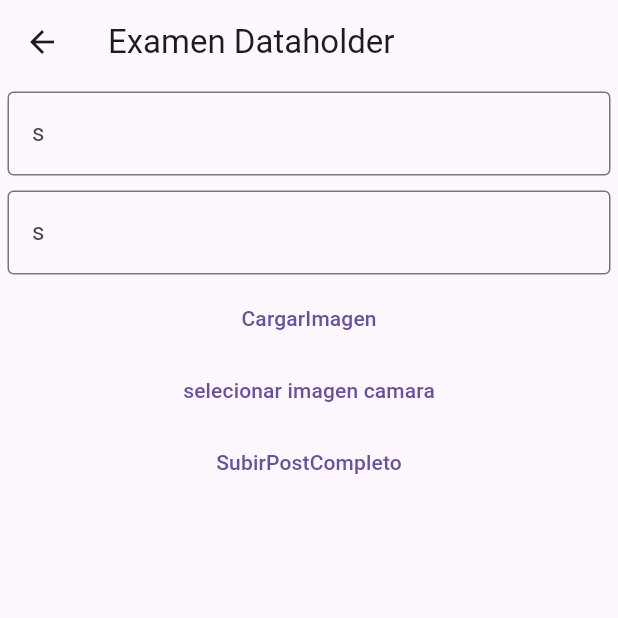
After one commit to manuelcb19/MCB_Exam_PSP_PMDM, a Flutter app: the PostCreateView screen opened by its route, after a tap on "SubirPostCompleto", on a phone screen of 412 x 824 dp, the top half of it. The commit adds this screen. Run offline on Flutter 3.47's test engine with Material 3 defaults, Android fonts, the phone set to English and light mode, and no system bars; our stand-ins replace cloud_firestore, firebase_auth, firebase_core, firebase_storage, image_picker; accounts and stored records are empty; generated files the repository leaves out were written again.

Commit message:
PSP y PDMD (Debido a cambio de ordenador tengo que hacer un push, añado mas detalles en el siguiente commit) En la clase firebaseAdmin añaado un metodo que permite obtener el usuario activo de la sesion, para asi obtener sus datos este donde este y se creo la clase PostCreateView para crear los post

```diff
--- a/lib/ExamenMCB.dart
+++ b/lib/ExamenMCB.dart
@@ -1,6 +1,7 @@
 
 
 import 'package:examenmcb/Home/HomeView.dart';
+import 'package:examenmcb/Home/PostCreateView.dart';
 import 'package:examenmcb/onBoarding/LoginView.dart';
 import 'package:flutter/cupertino.dart';
 import 'package:flutter/foundation.dart';
@@ -17,13 +18,14 @@
 Widget build(BuildContext context) {
   MaterialApp materialApp;
 
-    materialApp=MaterialApp(title: "KyTy Miau!",
+    materialApp=MaterialApp(title: "Examen",
       routes: {
         '/splashview':(context) => SplashView(),
         '/loginview':(context) => LoginView(),
         '/registerview':(context) => RegisterView(),
         '/perfilview':(context) => PerfilView(),
         '/homeview':(context) => HomeView(),
+        '/postcreateview':(context) => PostCreateView(),
       },
       initialRoute: '/loginview',
     );
--- a/lib/Home/HomeView.dart
+++ b/lib/Home/HomeView.dart
@@ -31,7 +31,9 @@
       ),
       bottomNavigationBar: CustomButton(texto: (FirebaseAuth.instance.currentUser!.uid).toString(),),
       floatingActionButton:FloatingActionButton(
-        onPressed: () {},
+        onPressed: () {
+          Navigator.of(context).pushNamed("/postcreateview");
+        },
       ),
       floatingActionButtonLocation: FloatingActionButtonLocation.miniStartFloat,
       /**/
--- /dev/null
+++ b/lib/Home/PostCreateView.dart
@@ -0,0 +1,145 @@
+
+import 'dart:io';
+
+
+import 'package:cloud_firestore/cloud_firestore.dart';
+
+import 'package:examenmcb/FirebaseObjects/FbUsuario.dart';
+import 'package:firebase_auth/firebase_auth.dart';
+import 'package:firebase_storage/firebase_storage.dart';
+import 'package:flutter/material.dart';
+
+import '../CustomViews/CustomTextField.dart';
+import '../FirebaseObjects/FbPostId.dart';
+import '../Singletone/DataHolder.dart';
+import 'package:image_picker/image_picker.dart';
+
+
+
+
+class PostCreateView extends StatefulWidget{
+  @override
+  State<PostCreateView> createState() => _PostCreateViewState();
+}
+
+class _PostCreateViewState extends State<PostCreateView> {
+
+  FirebaseFirestore db = FirebaseFirestore.instance;
+  TextEditingController tecTitulo=TextEditingController();
+  TextEditingController tecPost=TextEditingController();
+  late FbUsuario usuario;
+  DataHolder conexion= DataHolder();
+  ImagePicker _picker = ImagePicker();
+  File _imagePreview=File("");
+
+  String imgUrl="";
+
+ @override
+  void initState() {
+    super.initState();
+   // conseguirUsuario();
+
+     // Llama al método para cargar el usuario al iniciar la pantalla.
+  }
+
+  void onGalleyClicked() async{
+
+    XFile? image = await _picker.pickImage(source: ImageSource.gallery);
+    if(image!=null){
+      setState(() {
+        _imagePreview=File(image.path);
+      });
+    }
+}
+
+void onCameraClicked() async{
+
+    XFile? image = await _picker.pickImage(source: ImageSource.camera);
+    if(image!=null){
+      setState(() {
+        _imagePreview=File(image.path);
+      });
+}
+
+    }
+
+
+  //void conseguirUsuario() async {
+
+   // usuario = await conexion.fbadmin.conseguirUsuario();
+
+ // }
+
+  void subirPost() async {
+
+    final storageRef = FirebaseStorage.instance.ref();
+
+    String rutaEnNube=
+        "posts/"+FirebaseAuth.instance.currentUser!.uid+"/imgs/"+ DateTime.now().millisecondsSinceEpoch.toString()+".jpg";
+
+    final rutaAFicheroEnNube = storageRef.child(rutaEnNube);
+
+    final metadata = SettableMetadata(contentType: "image/jpeg");
+    try {
+      await rutaAFicheroEnNube.putFile(_imagePreview,metadata);
+
+    } on FirebaseException catch (e) {
+      print("error "+e.toString());
+      // ...
+    }
+    imgUrl=await rutaAFicheroEnNube.getDownloadURL();
+  }
+
+  void subirElPost()
+  {
+    FbPostId postNuevo=new FbPostId(post: tecPost.text, usuario: usuario.nombre, titulo: tecTitulo.text, sUrlImg: imgUrl, id: " ");
+
+    CollectionReference<FbPostId> postsRef = db.collection("PostUsuario")
+        .withConverter(
+      fromFirestore: FbPostId.fromFirestore,
+      toFirestore: (FbPostId post, _) => post.toFirestore(),
+    );
+    postsRef.add(postNuevo);
+  }
+
+  @override
+  Widget build(BuildContext context) {
+    // TODO: implement build
+
+    return Scaffold(
+      appBar: AppBar(title: Text(DataHolder().sNombre)),
+      body: Column(
+        children: [
+          Padding(padding: EdgeInsets.symmetric(horizontal: 5, vertical: 5),
+            child:  customTextField(contenido: "introduzca el titulo del post", tecUsername: tecTitulo,oscuro: false,),
+          ),
+          Padding(padding: EdgeInsets.symmetric(horizontal: 5, vertical: 5),
+            child: customTextField(contenido: "introduzca el posts", tecUsername: tecPost,oscuro: false,),
+          ),
+          //Image.network(""),
+          TextButton(onPressed: onGalleyClicked, child: Text("CargarImagen"),),
+          TextButton(onPressed: onCameraClicked, child: Text("selecionar imagen camara"),),
+          //TextButton(onPressed: conseguirUsuario, child: Text("CargarUsuarios"),),
+          //TextButton(onPressed: subirPost, child: Text("Camara")),
+          TextButton(onPressed: subirElPost, child: Text("SubirPostCompleto")),
+          TextButton(onPressed: () {
+            Image.file(_imagePreview,width: 400,height: 400,);
+            Row(
+            children: [
+            TextButton(onPressed: onGalleyClicked, child: Text("Galeria")),
+            TextButton(onPressed: onCameraClicked, child: Text("Camara")),
+            ],
+            );
+          }, child: Text("")),
+
+        ],
+
+      ),
+    );
+
+
+
+
+
+  }
+}
--- a/pubspec.yaml
+++ b/pubspec.yaml
@@ -39,6 +39,7 @@
   cloud_firestore: ^4.13.3
   firebase_storage: ^11.5.3
   firebase_auth: ^4.15.0
+  image_picker: ^1.0.4
 
 dev_dependencies:
   flutter_test:
```
Also changed, not shown: lib/Singletone/FirebaseAdmin.dart (+26 -0 lines), pubspec.lock.
